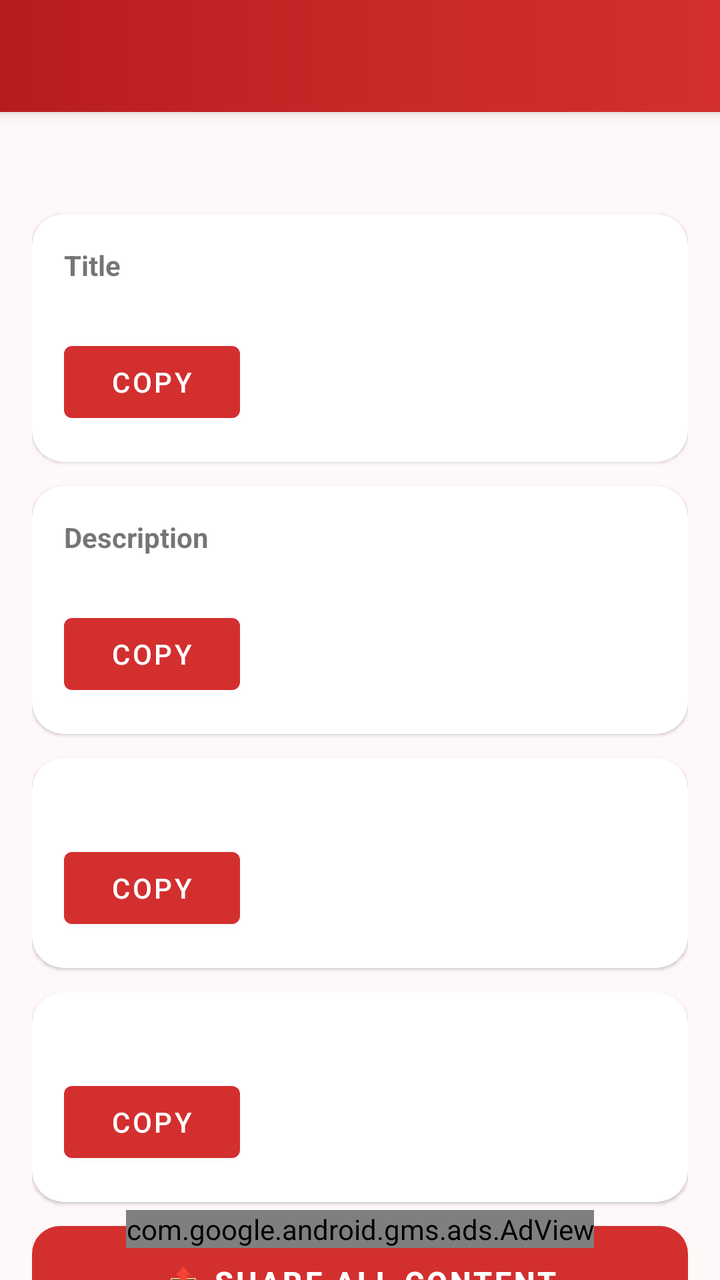
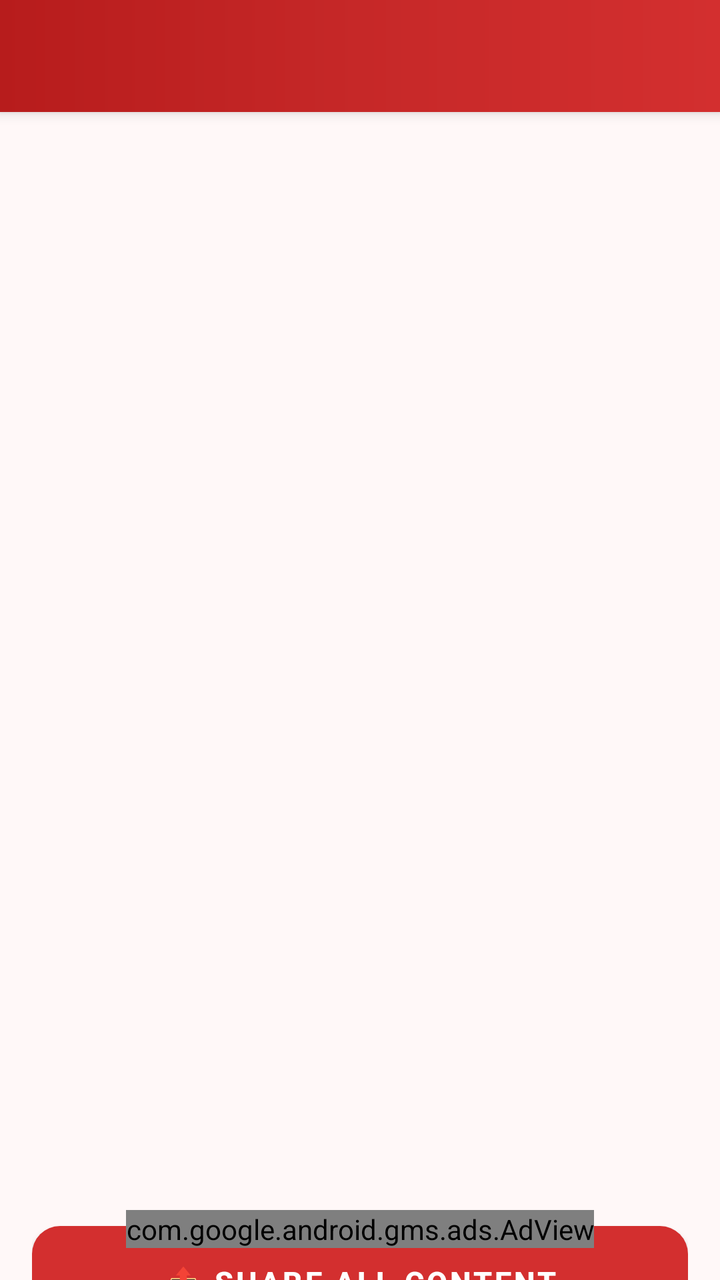

Screens rendered from an Android XML layout before and after an edit, with the pre-edit source and the edit as a unified diff.
<!-- AndroidManifest.xml: application theme Theme.AITubeSEO -->
<!-- res/layout/activity_seo_result.xml -->
<?xml version="1.0" encoding="utf-8"?>
<androidx.coordinatorlayout.widget.CoordinatorLayout
    xmlns:android="http://schemas.android.com/apk/res/android"
    xmlns:app="http://schemas.android.com/apk/res-auto"
    xmlns:ads="http://schemas.android.com/apk/res-auto"
    android:layout_width="match_parent"
    android:layout_height="match_parent"
    android:background="@color/background">

    <com.google.android.material.appbar.AppBarLayout
        android:layout_width="match_parent"
        android:layout_height="wrap_content"
        android:theme="@style/ThemeOverlay.MaterialComponents.Dark.ActionBar">

        <androidx.appcompat.widget.Toolbar
            android:id="@+id/toolbar"
            android:layout_width="match_parent"
            android:layout_height="?attr/actionBarSize"
            android:background="@drawable/toolbar_gradient"
            app:titleTextColor="#FFFFFF"/>

    </com.google.android.material.appbar.AppBarLayout>

    <androidx.core.widget.NestedScrollView
        android:layout_width="match_parent"
        android:layout_height="match_parent"
        android:paddingBottom="120dp"
        android:clipToPadding="false"
        app:layout_behavior="@string/appbar_scrolling_view_behavior">

        <LinearLayout
            android:layout_width="match_parent"
            android:layout_height="wrap_content"
            android:orientation="vertical"
            android:padding="16dp">

            
            <TextView
                android:id="@+id/tvTopic"
                android:layout_width="wrap_content"
                android:layout_height="wrap_content"
                android:textSize="14sp"
                android:textStyle="bold"
                android:textColor="@color/primary_dark"
                android:layout_marginBottom="16dp"/>

            
            <com.google.android.material.card.MaterialCardView
                android:id="@+id/cardTitle"
                android:layout_width="match_parent"
                android:layout_height="wrap_content"
                android:layout_marginBottom="12dp"
                app:cardCornerRadius="16dp">

                <LinearLayout
                    android:layout_width="match_parent"
                    android:layout_height="wrap_content"
                    android:orientation="vertical"
                    android:padding="16dp">

                    <TextView
                        android:layout_width="match_parent"
                        android:layout_height="wrap_content"
                        android:text="Title"
                        android:textStyle="bold"/>

                    <TextView
                        android:id="@+id/tvTitle"
                        android:layout_width="match_parent"
                        android:layout_height="wrap_content"
                        android:layout_marginTop="6dp"/>

                    <com.google.android.material.button.MaterialButton
                        android:id="@+id/btnCopyTitle"
                        android:layout_width="wrap_content"
                        android:layout_height="wrap_content"
                        android:text="Copy"/>

                </LinearLayout>

            </com.google.android.material.card.MaterialCardView>


            
            <com.google.android.material.card.MaterialCardView
                android:id="@+id/cardDescription"
                android:layout_width="match_parent"
                android:layout_height="wrap_content"
                android:layout_marginBottom="12dp"
                app:cardCornerRadius="16dp">

                <LinearLayout
                    android:layout_width="match_parent"
                    android:layout_height="wrap_content"
                    android:orientation="vertical"
                    android:padding="16dp">

                    <TextView
                        android:layout_width="match_parent"
                        android:layout_height="wrap_content"
                        android:text="Description"
                        android:textStyle="bold"/>

                    <TextView
                        android:id="@+id/tvDescription"
                        android:layout_width="match_parent"
                        android:layout_height="wrap_content"
                        android:layout_marginTop="6dp"/>

                    <com.google.android.material.button.MaterialButton
                        android:id="@+id/btnCopyDesc"
                        android:layout_width="wrap_content"
                        android:layout_height="wrap_content"
                        android:text="Copy"/>

                </LinearLayout>

            </com.google.android.material.card.MaterialCardView>


            
            <com.google.android.material.card.MaterialCardView
                android:id="@+id/cardTags"
                android:layout_width="match_parent"
                android:layout_height="wrap_content"
                android:layout_marginBottom="12dp"
                app:cardCornerRadius="16dp">

                <LinearLayout
                    android:layout_width="match_parent"
                    android:layout_height="wrap_content"
                    android:orientation="vertical"
                    android:padding="16dp">

                    <TextView
                        android:text="Tags"
                        android:textStyle="bold"/>

                    <TextView
                        android:id="@+id/tvTags"
                        android:layout_width="match_parent"
                        android:layout_height="wrap_content"
                        android:layout_marginTop="6dp"/>

                    <com.google.android.material.button.MaterialButton
                        android:id="@+id/btnCopyTags"
                        android:layout_width="wrap_content"
                        android:layout_height="wrap_content"
                        android:text="Copy"/>

                </LinearLayout>

            </com.google.android.material.card.MaterialCardView>


            
            <com.google.android.material.card.MaterialCardView
                android:id="@+id/cardHashtags"
                android:layout_width="match_parent"
                android:layout_height="wrap_content"
                android:layout_marginBottom="12dp"
                app:cardCornerRadius="16dp">

                <LinearLayout
                    android:layout_width="match_parent"
                    android:layout_height="wrap_content"
                    android:orientation="vertical"
                    android:padding="16dp">

                    <TextView
                        android:text="Hashtags"
                        android:textStyle="bold"/>

                    <TextView
                        android:id="@+id/tvHashtags"
                        android:layout_width="match_parent"
                        android:layout_height="wrap_content"
                        android:layout_marginTop="6dp"/>

                    <com.google.android.material.button.MaterialButton
                        android:id="@+id/btnCopyHashtags"
                        android:layout_width="wrap_content"
                        android:layout_height="wrap_content"
                        android:text="Copy"/>

                </LinearLayout>

            </com.google.android.material.card.MaterialCardView>


            
            <com.google.android.material.button.MaterialButton
                android:id="@+id/btnShareAll"
                android:layout_width="match_parent"
                android:layout_height="56dp"
                android:text="📤 Share All Content"
                android:textSize="15sp"
                android:textStyle="bold"
                android:textColor="#FFFFFF"
                android:background="@drawable/btn_red_gradient"
                app:cornerRadius="14dp"
                android:backgroundTint="@null"/>

        </LinearLayout>

    </androidx.core.widget.NestedScrollView>


    
    <com.google.android.gms.ads.AdView
        android:id="@+id/bannerAdView"
        android:layout_width="wrap_content"
        android:layout_height="wrap_content"
        android:layout_gravity="bottom|center_horizontal"
        android:layout_marginBottom="16dp"
        ads:adSize="BANNER"
        ads:adUnitId="ca-app-pub-1607968585289432/7860513689"/>

</androidx.coordinatorlayout.widget.CoordinatorLayout>
<!-- resources referenced by this layout -->
<resources>
  <color name="background">#FFF8F8</color>
  <color name="primary_dark">#B71C1C</color>
  <!-- drawable btn_red_gradient (drawable) -->
  <?xml version="1.0" encoding="utf-8"?>
  <selector xmlns:android="http://schemas.android.com/apk/res/android">
      <item android:state_pressed="true">
          <shape android:shape="rectangle">
              <gradient android:startColor="#B71C1C" android:endColor="#C62828" android:angle="135" />
              <corners android:radius="14dp" />
          </shape>
      </item>
      <item>
          <shape android:shape="rectangle">
              <gradient android:startColor="#C62828" android:endColor="#EF5350" android:angle="135" />
              <corners android:radius="14dp" />
          </shape>
      </item>
  </selector>
  <!-- drawable toolbar_gradient (drawable) -->
  <?xml version="1.0" encoding="utf-8"?>
  <shape xmlns:android="http://schemas.android.com/apk/res/android">
      <gradient
          android:startColor="#B71C1C"
          android:centerColor="#C62828"
          android:endColor="#D32F2F"
          android:angle="0"
          android:type="linear" />
  </shape>
  <style name="Theme.AITubeSEO" parent="Theme.MaterialComponents.DayNight.NoActionBar">
          <item name="colorPrimary">@color/primary</item>
          <item name="colorPrimaryVariant">@color/primary_dark</item>
          <item name="colorSecondary">@color/accent</item>
          <item name="colorSecondaryVariant">@color/accent_dark</item>
          <item name="colorSurface">@color/surface</item>
          <item name="android:colorBackground">@color/background</item>
          <item name="colorError">@color/error</item>
          <item name="colorOnPrimary">@color/white</item>
          <item name="colorOnSecondary">@color/white</item>
          <item name="colorOnSurface">@color/text_primary</item>
          <item name="colorOnBackground">@color/text_primary</item>
          <item name="android:statusBarColor">@color/primary_dark</item>
          <item name="android:navigationBarColor">@color/primary_dark</item>
      </style>
  <color name="primary">#D32F2F</color>
  <color name="accent">#FF1744</color>
  <color name="accent_dark">#D50000</color>
  <color name="surface">#FFFFFF</color>
  <color name="error">#B71C1C</color>
  <color name="white">#FFFFFF</color>
  <color name="text_primary">#1A1A1A</color>
</resources>

<!-- the commit's change to res/layout/activity_seo_result.xml (unified diff, before → after) -->
@@ -50,6 +50,7 @@
                 android:layout_width="match_parent"
                 android:layout_height="wrap_content"
                 android:layout_marginBottom="12dp"
+                android:alpha="0"
                 app:cardCornerRadius="16dp">
 
                 <LinearLayout
@@ -87,6 +88,7 @@
                 android:layout_width="match_parent"
                 android:layout_height="wrap_content"
                 android:layout_marginBottom="12dp"
+                android:alpha="0"
                 app:cardCornerRadius="16dp">
 
                 <LinearLayout
@@ -124,6 +126,7 @@
                 android:layout_width="match_parent"
                 android:layout_height="wrap_content"
                 android:layout_marginBottom="12dp"
+                android:alpha="0"
                 app:cardCornerRadius="16dp">
 
                 <LinearLayout
@@ -159,6 +162,7 @@
                 android:layout_width="match_parent"
                 android:layout_height="wrap_content"
                 android:layout_marginBottom="12dp"
+                android:alpha="0"
                 app:cardCornerRadius="16dp">
 
                 <LinearLayout
